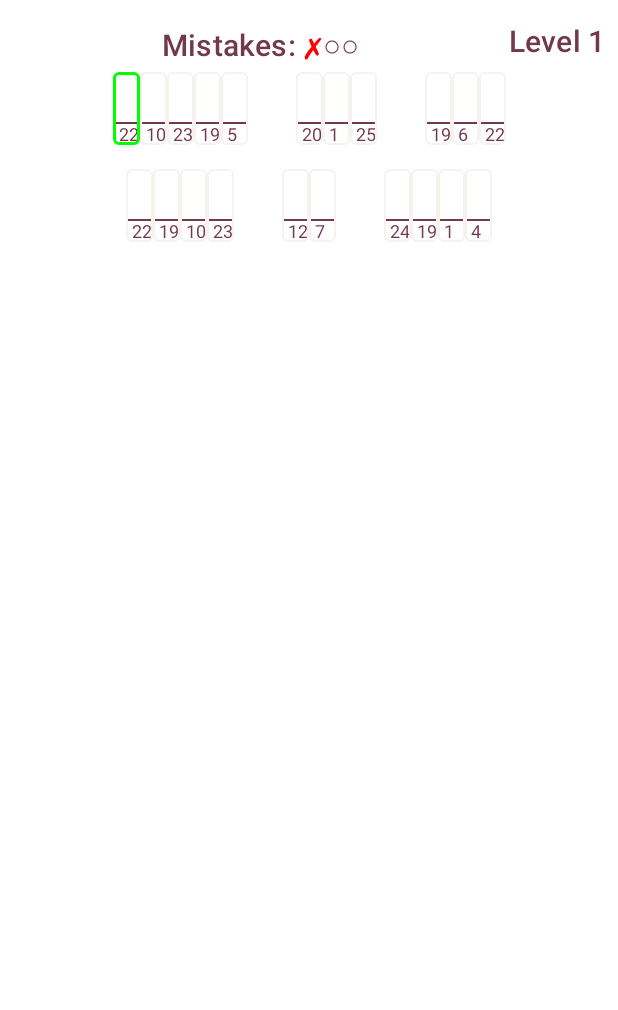
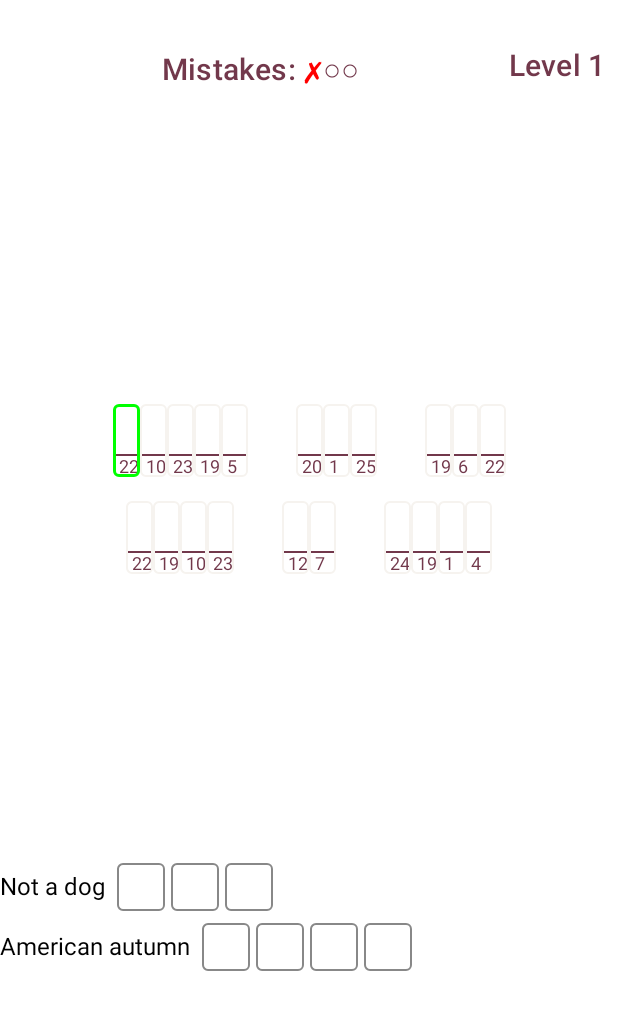
Before and after one commit to gouri-panda/WordFlipster, an Android app built with Jetpack Compose: the @Preview function PhraseDecodeScreen, on a phone screen of 412 x 824 dp. Shown: the top 1010 px of the screen. Run offline under Robolectric (Android 15) with nearby library versions, the phone set to English and light mode, and no system bars.

Commit message:
Updated: Added phrase section..

```diff
--- a/app/src/main/java/com/javix/wordflipster/PhraseDecodeScreen.kt
+++ b/app/src/main/java/com/javix/wordflipster/PhraseDecodeScreen.kt
@@ -16,21 +16,26 @@ import androidx.compose.foundation.layout.fillMaxWidth
 import androidx.compose.foundation.layout.height
 import androidx.compose.foundation.layout.offset
 import androidx.compose.foundation.layout.padding
+import androidx.compose.foundation.layout.size
 import androidx.compose.foundation.layout.width
 import androidx.compose.foundation.shape.RoundedCornerShape
 import androidx.compose.foundation.text.BasicTextField
+import androidx.compose.material.MaterialTheme
 import androidx.compose.material.Text
 import androidx.compose.material3.Divider
 import androidx.compose.runtime.Composable
+import androidx.compose.runtime.mutableStateListOf
 import androidx.compose.runtime.mutableStateOf
 import androidx.compose.runtime.remember
 import androidx.compose.runtime.rememberCoroutineScope
+import androidx.compose.runtime.toMutableStateList
 import androidx.compose.ui.Alignment
 import androidx.compose.ui.Modifier
 import androidx.compose.ui.focus.FocusRequester
 import androidx.compose.ui.focus.focusRequester
 import androidx.compose.ui.focus.onFocusChanged
 import androidx.compose.ui.graphics.Color
+import androidx.compose.ui.text.TextGranularity.Companion.Word
 import androidx.compose.ui.text.TextStyle
 import androidx.compose.ui.text.font.FontWeight
 import androidx.compose.ui.text.style.TextAlign
@@ -41,18 +46,41 @@ import com.javix.wordflipster.ui.theme.wordgimaBackgroundScreen
 import com.javix.wordflipster.ui.theme.wordgimaQuoteTextColor
 import kotlinx.coroutines.delay
 import kotlinx.coroutines.launch
+import kotlin.text.Typography.quote
 
 @Preview(showBackground = true)
 @Composable
 fun PhraseDecodeScreen() {
     val mapping = remember { mutableStateOf(getMapping()) }
-    TopInfoSection(lives = 7, mistakes = 1, level = 1)
+    val phrases = listOf(
+        "Not a dog" to "cat",
+        "American autumn" to "fall"
+    )
+    val phraseInputs = remember {
+        phrases.map { it.second.map { "" }.toMutableStateList() }
+    }.toMutableList()
+////    val phraseInputs = remember {
+////        mutableStateListOf(
+////            *phrases.map { phrase ->
+////                phrase.second.map { "" }.toMutableList()
+////            }.toTypedArray()
+////        )
+////    }
+//    val phraseInputs = remember {
+//        phrases.map { phrase ->
+//            phrase.second.map { mutableStateOf("") }
+//        }
+//    }
+    val correctUserInputs: MutableSet<String> = mutableSetOf() // Track user-guessed letters
+
     Column(
         modifier = Modifier
             .fillMaxSize()
             .padding(top = 16.dp, bottom = 0.dp, start = 0.dp, end = 0.dp),
         verticalArrangement = Arrangement.SpaceBetween
     ) {
+        TopInfoSection(lives = 7, mistakes = 1, level = 1)
+        Spacer(modifier = Modifier.weight(1f))
         QuoteDisplaySection(
             quote = "DREAM BIG AND DARE TO FAIL",
             maxRowLength = 15,
@@ -60,6 +88,66 @@ fun PhraseDecodeScreen() {
             onLetterInputSubmit = {}
         ) {
 
+        }
+        Spacer(modifier = Modifier.weight(1f))
+        PhraseInputSection(
+            phrases = phrases,
+            phraseInputs = phraseInputs,
+            onLetterInputSubmit = { phraseIndex,charIndex, input ->
+                val targetWord = phrases[phraseIndex].second
+                if (targetWord[charIndex].toString() == input) {
+                    phraseInputs[phraseIndex][charIndex] = input
+                    correctUserInputs.add(input)
+                     Log.d("pDecoder", "correct word $input")
+                }
+            }
+        )
+        Spacer(modifier = Modifier.weight(1f))
+    }
+}
+@Composable
+fun PhraseInputSection(
+    phrases: List<Pair<String, String>>,
+    phraseInputs: List<MutableList<String>>,
+    onLetterInputSubmit: (Int,Int, String) -> Unit
+) {
+    Column(
+        verticalArrangement = Arrangement.spacedBy(8.dp),
+        horizontalAlignment = Alignment.Start,
+        modifier = Modifier.fillMaxWidth()
+    ) {
+        phrases.forEachIndexed { phraseIndex, (phrase, targetWord) ->
+            Row(
+                horizontalArrangement = Arrangement.spacedBy(8.dp),
+                verticalAlignment = Alignment.CenterVertically
+            ) {
+                Text(text = phrase, fontSize = 16.sp)
+                Row(horizontalArrangement = Arrangement.spacedBy(4.dp)) {
+                    targetWord.forEachIndexed { charIndex, char ->
+                        Box(
+                            modifier = Modifier
+                                .size(32.dp)
+                                .border(1.dp, Color.Gray, RoundedCornerShape(4.dp))
+                                .padding(4.dp),
+                            contentAlignment = Alignment.Center
+                        ) {
+                            BasicTextField(
+                                value = phraseInputs[phraseIndex][charIndex],
+                                onValueChange = { input ->
+                                    if (input.length <= 1) {
+                                        onLetterInputSubmit(phraseIndex, charIndex, input)
+                                    }
+                                },
+                                textStyle = TextStyle(
+                                    fontSize = 16.sp,
+                                    textAlign = TextAlign.Center,
+                                    color = Color.Black
+                                )
+                            )
+                        }
+                    }
+                }
+            }
         }
     }
 }
```
